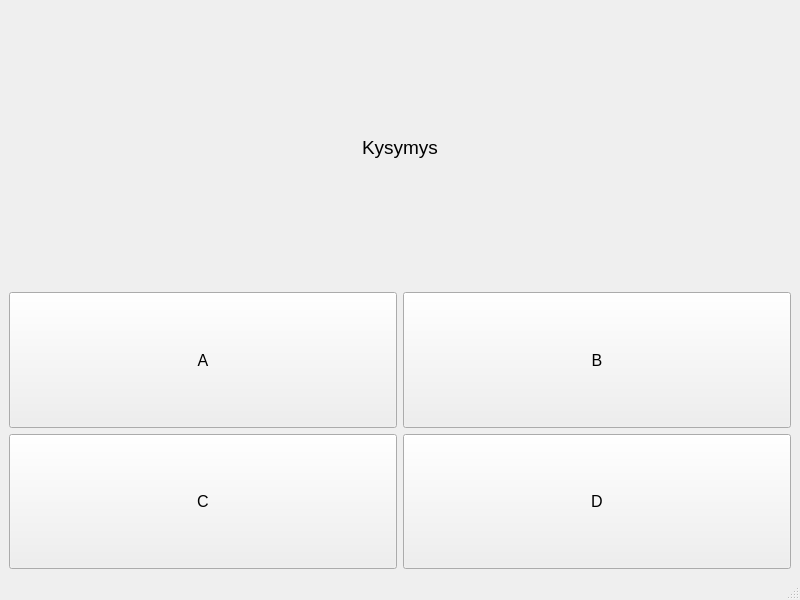
Qt form quiz.ui (JoonasPitk/pyside-projekti) before a commit.
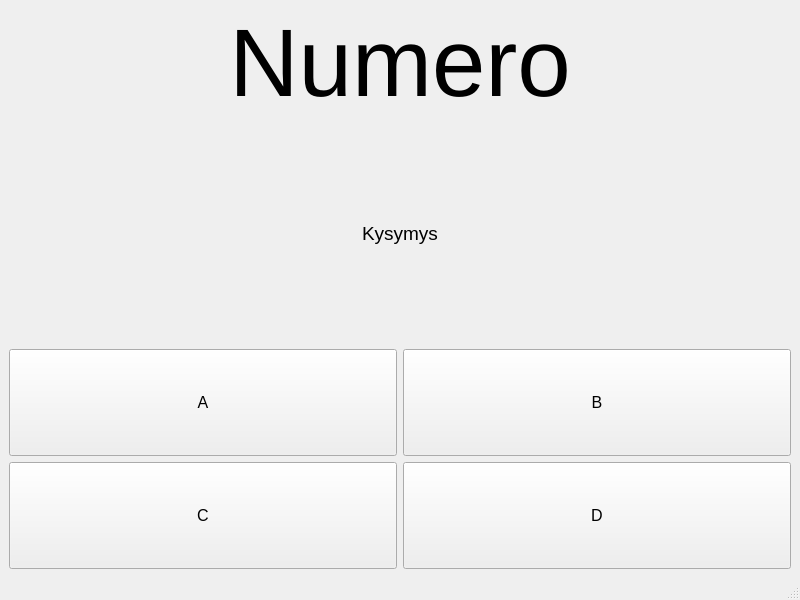
The same form after that commit.

Commit message: Add question number, score and lap.

What changed in the file:
```diff
--- a/quiz.ui
+++ b/quiz.ui
@@ -15,6 +15,21 @@
   </property>
   <widget class="QWidget" name="centralwidget">
    <layout class="QVBoxLayout" name="verticalLayout">
+    <item>
+     <widget class="QLabel" name="nro_label">
+      <property name="font">
+       <font>
+        <pointsize>72</pointsize>
+       </font>
+      </property>
+      <property name="text">
+       <string>Numero</string>
+      </property>
+      <property name="alignment">
+       <set>Qt::AlignCenter</set>
+      </property>
+     </widget>
+    </item>
     <item>
      <layout class="QHBoxLayout" name="horizontalLayout">
       <item>
@@ -80,6 +95,7 @@
          <font>
           <pointsize>12</pointsize>
           <underline>false</underline>
+          <kerning>true</kerning>
          </font>
         </property>
         <property name="text">
@@ -99,6 +115,7 @@
          <font>
           <pointsize>12</pointsize>
           <underline>false</underline>
+          <kerning>true</kerning>
          </font>
         </property>
         <property name="text">
@@ -118,6 +135,7 @@
          <font>
           <pointsize>12</pointsize>
           <underline>false</underline>
+          <kerning>true</kerning>
          </font>
         </property>
         <property name="text">
@@ -137,6 +155,7 @@
          <font>
           <pointsize>12</pointsize>
           <underline>false</underline>
+          <kerning>true</kerning>
          </font>
         </property>
         <property name="text">
```
The commit also changes 2 other files.
